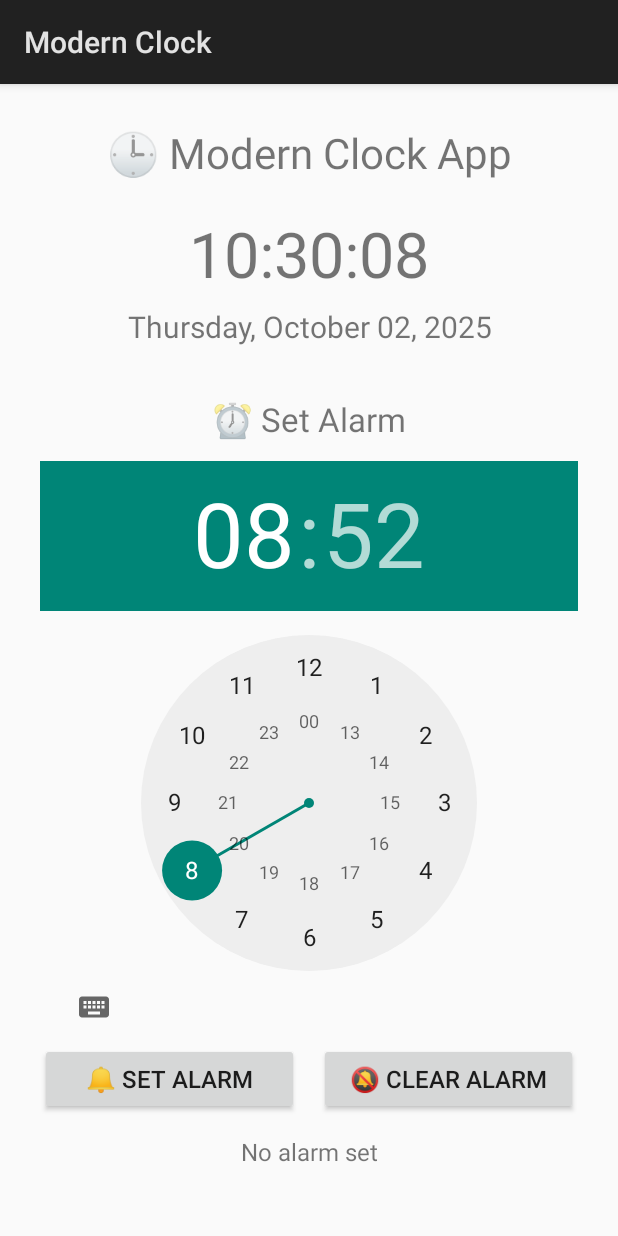
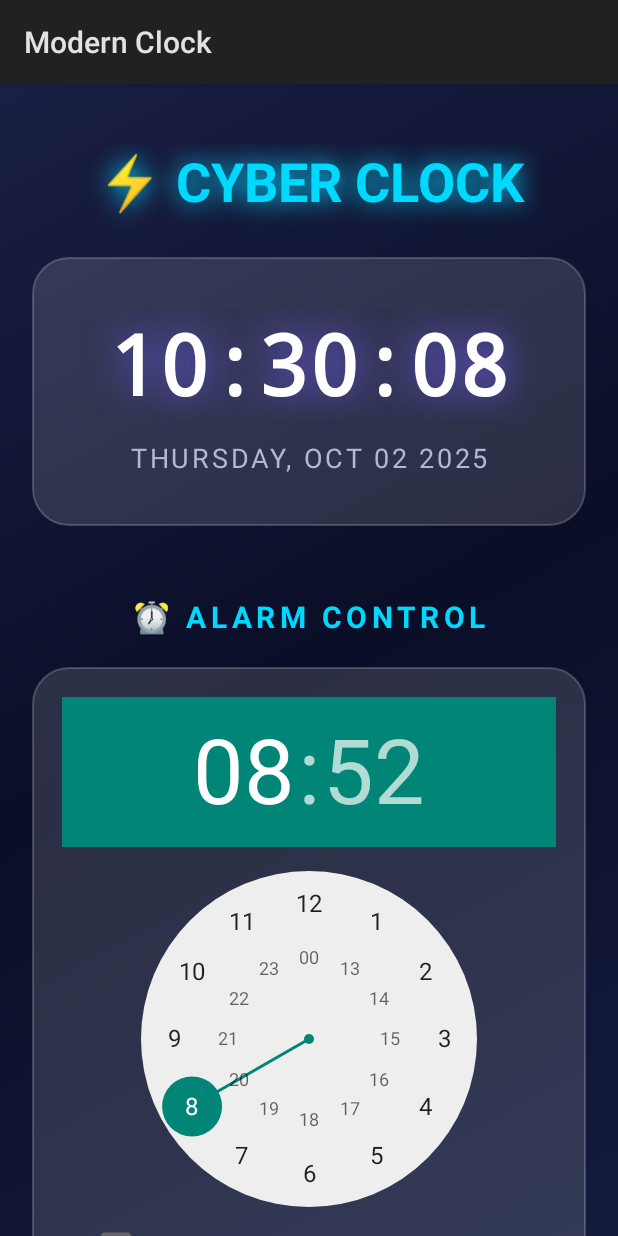
Before and after one commit to adilkt16/modern-clock-app, an Android app: the screen it shows after launch (MainActivity), on a phone screen of 412 x 824 dp. Run offline under Robolectric (Android 15) with nearby library versions, the phone set to English and light mode, and no system bars.

Commit message:
Removed Snooze button and made UI Better

```diff
--- a/app/src/main/java/com/modernclockapp/MainActivity.kt
+++ b/app/src/main/java/com/modernclockapp/MainActivity.kt
@@ -8,12 +8,16 @@ import android.app.PendingIntent
 import android.content.Context
 import android.content.Intent
 import android.content.pm.PackageManager
+import android.graphics.Color
+import android.graphics.Typeface
 import android.media.MediaPlayer
 import android.media.RingtoneManager
 import android.os.Build
 import android.os.Bundle
 import android.os.Handler
 import android.os.Looper
+import android.view.Gravity
+import android.view.ViewGroup
 import android.widget.*
 import androidx.core.app.ActivityCompat
 import androidx.core.app.NotificationCompat
@@ -42,50 +46,99 @@ class MainActivity : Activity() {
     override fun onCreate(savedInstanceState: Bundle?) {
         super.onCreate(savedInstanceState)
 
-        // Create scrollable layout
+        // Main container with gradient background
+        val mainLayout = FrameLayout(this).apply {
+            setBackgroundResource(R.drawable.bg_futuristic_gradient)
+            layoutParams = FrameLayout.LayoutParams(
+                FrameLayout.LayoutParams.MATCH_PARENT,
+                FrameLayout.LayoutParams.MATCH_PARENT
+            )
+        }
+
+        // Scrollable content
         val scrollView = ScrollView(this)
         val layout = LinearLayout(this).apply {
             orientation = LinearLayout.VERTICAL
-            setPadding(40, 40, 40, 40)
+            setPadding(32, 60, 32, 60)
         }
 
-        // Title
+        // Futuristic Title with neon glow
         val title = TextView(this).apply {
-            text = "🕒 Modern Clock App"
-            textSize = 28f
+            text = "⚡ CYBER CLOCK"
+            textSize = 36f
+            setTextColor(Color.parseColor("#00D9FF"))
             textAlignment = TextView.TEXT_ALIGNMENT_CENTER
-            setPadding(0, 0, 0, 30)
+            typeface = Typeface.DEFAULT_BOLD
+            setPadding(0, 0, 0, 40)
+            setShadowLayer(20f, 0f, 0f, Color.parseColor("#00D9FF"))
         }
 
-        // Time display
+        // Glass card for clock display
+        val clockCard = LinearLayout(this).apply {
+            orientation = LinearLayout.VERTICAL
+            setBackgroundResource(R.drawable.bg_glass_card)
+            setPadding(40, 50, 40, 50)
+            layoutParams = LinearLayout.LayoutParams(
+                LinearLayout.LayoutParams.MATCH_PARENT,
+                LinearLayout.LayoutParams.WRAP_CONTENT
+            ).apply {
+                setMargins(0, 0, 0, 30)
+            }
+        }
+
+        // Time display with neon effect
         timeDisplay = TextView(this).apply {
-            textSize = 42f
+            textSize = 56f
+            setTextColor(Color.parseColor("#FFFFFF"))
             textAlignment = TextView.TEXT_ALIGNMENT_CENTER
+            typeface = Typeface.create(Typeface.MONOSPACE, Typeface.BOLD)
+            setShadowLayer(30f, 0f, 0f, Color.parseColor("#6C5CE7"))
         }
 
         // Date display
         dateDisplay = TextView(this).apply {
-            textSize = 20f
+            textSize = 18f
+            setTextColor(Color.parseColor("#B0B8D4"))
             textAlignment = TextView.TEXT_ALIGNMENT_CENTER
-            setPadding(0, 10, 0, 30)
+            setPadding(0, 20, 0, 0)
+            letterSpacing = 0.1f
         }
 
-        // Alarm section
+        clockCard.addView(timeDisplay)
+        clockCard.addView(dateDisplay)
+
+        // Alarm section title
         val alarmTitle = TextView(this).apply {
-            text = "⏰ Set Alarm"
-            textSize = 22f
+            text = "⏰ ALARM CONTROL"
+            textSize = 20f
+            setTextColor(Color.parseColor("#00D9FF"))
             textAlignment = TextView.TEXT_ALIGNMENT_CENTER
-            setPadding(0, 20, 0, 20)
+            typeface = Typeface.DEFAULT_BOLD
+            setPadding(0, 40, 0, 30)
+            letterSpacing = 0.15f
         }
 
-        // Time picker
+        // Glass card for alarm controls
+        val alarmCard = LinearLayout(this).apply {
+            orientation = LinearLayout.VERTICAL
+            setBackgroundResource(R.drawable.bg_glass_card)
+            setPadding(30, 30, 30, 30)
+            layoutParams = LinearLayout.LayoutParams(
+                LinearLayout.LayoutParams.MATCH_PARENT,
+                LinearLayout.LayoutParams.WRAP_CONTENT
+            ).apply {
+                setMargins(0, 0, 0, 30)
+            }
+        }
+
+        // Time picker with futuristic styling
         timePicker = TimePicker(this).apply {
             setIs24HourView(true)
             layoutParams = LinearLayout.LayoutParams(
                 LinearLayout.LayoutParams.WRAP_CONTENT,
                 LinearLayout.LayoutParams.WRAP_CONTENT
             ).apply {
-                gravity = android.view.Gravity.CENTER
+                gravity = Gravity.CENTER
             }
         }
 
@@ -96,58 +149,69 @@ class MainActivity : Activity() {
                 LinearLayout.LayoutParams.MATCH_PARENT,
                 LinearLayout.LayoutParams.WRAP_CONTENT
             ).apply {
-                gravity = android.view.Gravity.CENTER
+                setMargins(0, 30, 0, 0)
             }
         }
 
-        // Set alarm button
+        // Set alarm button with neon gradient
         setAlarmButton = Button(this).apply {
-            text = "🔔 Set Alarm"
+            text = "SET ALARM"
             textSize = 16f
+            setTextColor(Color.WHITE)
+            typeface = Typeface.DEFAULT_BOLD
+            setBackgroundResource(R.drawable.bg_neon_button)
             layoutParams = LinearLayout.LayoutParams(
                 0,
-                LinearLayout.LayoutParams.WRAP_CONTENT,
+                120,
                 1f
             ).apply {
-                setMargins(0, 0, 10, 0)
+                setMargins(0, 0, 15, 0)
             }
         }
 
-        // Clear alarm button
+        // Clear alarm button with outline style
         clearAlarmButton = Button(this).apply {
-            text = "🔕 Clear Alarm"
+            text = "CLEAR"
             textSize = 16f
+            setTextColor(Color.parseColor("#00D9FF"))
+            typeface = Typeface.DEFAULT_BOLD
+            setBackgroundResource(R.drawable.bg_outline_button)
             layoutParams = LinearLayout.LayoutParams(
                 0,
-                LinearLayout.LayoutParams.WRAP_CONTENT,
+                120,
                 1f
             ).apply {
-                setMargins(10, 0, 0, 0)
+                setMargins(15, 0, 0, 0)
             }
         }
 
         buttonContainer.addView(setAlarmButton)
         buttonContainer.addView(clearAlarmButton)
 
-        // Alarm status
+        alarmCard.addView(timePicker)
+        alarmCard.addView(buttonContainer)
+
+        // Alarm status display
         alarmTimeText = TextView(this).apply {
-            text = "No alarm set"
+            text = "NO ALARM SET"
             textSize = 16f
+            setTextColor(Color.parseColor("#B0B8D4"))
             textAlignment = TextView.TEXT_ALIGNMENT_CENTER
-            setPadding(0, 20, 0, 0)
+            setPadding(20, 30, 20, 20)
+            typeface = Typeface.create(Typeface.MONOSPACE, Typeface.NORMAL)
+            letterSpacing = 0.1f
         }
 
         // Add all views
         layout.addView(title)
-        layout.addView(timeDisplay)
-        layout.addView(dateDisplay)
+        layout.addView(clockCard)
         layout.addView(alarmTitle)
-        layout.addView(timePicker)
-        layout.addView(buttonContainer)
+        layout.addView(alarmCard)
         layout.addView(alarmTimeText)
 
         scrollView.addView(layout)
-        setContentView(scrollView)
+        mainLayout.addView(scrollView)
+        setContentView(mainLayout)
 
         // Button listeners
         setAlarmButton.setOnClickListener {
@@ -212,8 +276,8 @@ class MainActivity : Activity() {
         val timeFormat = SimpleDateFormat("HH:mm:ss", Locale.getDefault())
         timeDisplay.text = timeFormat.format(now.time)
 
-        val dateFormat = SimpleDateFormat("EEEE, MMMM dd, yyyy", Locale.getDefault())
-        dateDisplay.text = dateFormat.format(now.time)
+        val dateFormat = SimpleDateFormat("EEEE, MMM dd yyyy", Locale.getDefault())
+        dateDisplay.text = dateFormat.format(now.time).uppercase()
 
         // Check if alarm should trigger
         alarmCalendar?.let { alarm ->
@@ -243,20 +307,23 @@ class MainActivity : Activity() {
             val timeFormat = SimpleDateFormat("HH:mm", Locale.getDefault())
             val alarmTimeStr = timeFormat.format(alarmCalendar!!.time)
 
-            alarmTimeText.text = "⏰ Alarm set for: $alarmTimeStr"
+            alarmTimeText.text = "⚡ ALARM: $alarmTimeStr"
+            alarmTimeText.setTextColor(Color.parseColor("#00FF88"))
 
-            Toast.makeText(this, "🔔 Alarm set for $alarmTimeStr", Toast.LENGTH_LONG).show()
+            Toast.makeText(this, "⚡ ALARM ARMED: $alarmTimeStr", Toast.LENGTH_LONG).show()
 
         } catch (e: Exception) {
-            Toast.makeText(this, "Error setting alarm: ${e.message}", Toast.LENGTH_LONG).show()
+            Toast.makeText(this, "ERROR: ${e.message}", Toast.LENGTH_LONG).show()
         }
     }
 
     private fun clearAlarm() {
         alarmCalendar = null
-        alarmTimeText.text = "No alarm set"
+        alarmTimeText.text = "NO ALARM SET"
+        alarmTimeText.setTextColor(Color.parseColor("#B0B8D4"))
         stopAlarmSound()
-        Toast.makeText(this, "🔕 Alarm cleared", Toast.LENGTH_SHORT).show()
+        clearAlarmNotification()
+        Toast.makeText(this, "🔕 ALARM DISARMED", Toast.LENGTH_SHORT).show()
     }
 
     private fun triggerAlarm() {
@@ -317,15 +384,11 @@ class MainActivity : Activity() {
 
     private fun showAlarmDialog() {
         alarmDialog = AlertDialog.Builder(this)
-            .setTitle("⏰ ALARM!")
-            .setMessage("Time to wake up!")
+            .setTitle("⚡ ALARM ACTIVE!")
+            .setMessage("Wake up! Time to rise and shine!")
             .setCancelable(false)
-            .setPositiveButton("Dismiss") { dialog, _ ->
+            .setPositiveButton("DISMISS") { dialog, _ ->
                 dismissAlarm()
-                dialog.dismiss()
-            }
-            .setNegativeButton("Snooze (5 min)") { dialog, _ ->
-                snoozeAlarm()
                 dialog.dismiss()
             }
             .create()
@@ -336,22 +399,7 @@ class MainActivity : Activity() {
     private fun dismissAlarm() {
         stopAlarmSound()
         clearAlarm()
-        Toast.makeText(this, "✅ Alarm dismissed", Toast.LENGTH_SHORT).show()
-    }
-
-    private fun snoozeAlarm() {
-        stopAlarmSound()
-
-        // Set alarm for 5 minutes from now
-        alarmCalendar = Calendar.getInstance().apply {
-            add(Calendar.MINUTE, 5)
-        }
-
-        val timeFormat = SimpleDateFormat("HH:mm", Locale.getDefault())
-        val snoozeTimeStr = timeFormat.format(alarmCalendar!!.time)
-
-        alarmTimeText.text = "😴 Snoozed until: $snoozeTimeStr"
-        Toast.makeText(this, "😴 Alarm snoozed for 5 minutes", Toast.LENGTH_LONG).show()
+        Toast.makeText(this, "✅ DISMISSED", Toast.LENGTH_SHORT).show()
     }
 
     private fun showAlarmNotification() {
@@ -367,8 +415,8 @@ class MainActivity : Activity() {
 
         val builder = NotificationCompat.Builder(this, channelId)
             .setSmallIcon(android.R.drawable.ic_lock_idle_alarm)
-            .setContentTitle("⏰ Alarm Ringing")
-            .setContentText("Tap to open. Dismiss or Snooze from dialog.")
+            .setContentTitle("⚡ CYBER ALARM")
+            .setContentText("Alarm is ringing! Tap to open.")
             .setPriority(NotificationCompat.PRIORITY_HIGH)
             .setCategory(NotificationCompat.CATEGORY_ALARM)
             .setAutoCancel(true)
--- /dev/null
+++ b/app/src/main/res/drawable/bg_futuristic_gradient.xml
@@ -0,0 +1,9 @@
+<?xml version="1.0" encoding="utf-8"?>
+<shape xmlns:android="http://schemas.android.com/apk/res/android">
+    <gradient
+        android:angle="135"
+        android:startColor="#141B3D"
+        android:centerColor="#0A0E27"
+        android:endColor="#1A1F45"
+        android:type="linear" />
+</shape>
--- /dev/null
+++ b/app/src/main/res/drawable/bg_glass_card.xml
@@ -0,0 +1,6 @@
+<?xml version="1.0" encoding="utf-8"?>
+<shape xmlns:android="http://schemas.android.com/apk/res/android">
+    <solid android:color="#22FFFFFF" />
+    <corners android:radius="24dp" />
+    <stroke android:width="1dp" android:color="#33FFFFFF" />
+</shape>
--- /dev/null
+++ b/app/src/main/res/drawable/bg_neon_button.xml
@@ -0,0 +1,9 @@
+<?xml version="1.0" encoding="utf-8"?>
+<shape xmlns:android="http://schemas.android.com/apk/res/android">
+    <gradient
+        android:angle="45"
+        android:startColor="#6C5CE7"
+        android:endColor="#00D9FF"
+        android:type="linear" />
+    <corners android:radius="16dp" />
+</shape>
--- /dev/null
+++ b/app/src/main/res/drawable/bg_outline_button.xml
@@ -0,0 +1,6 @@
+<?xml version="1.0" encoding="utf-8"?>
+<shape xmlns:android="http://schemas.android.com/apk/res/android">
+    <solid android:color="#00000000" />
+    <corners android:radius="16dp" />
+    <stroke android:width="2dp" android:color="#00D9FF" />
+</shape>
```
